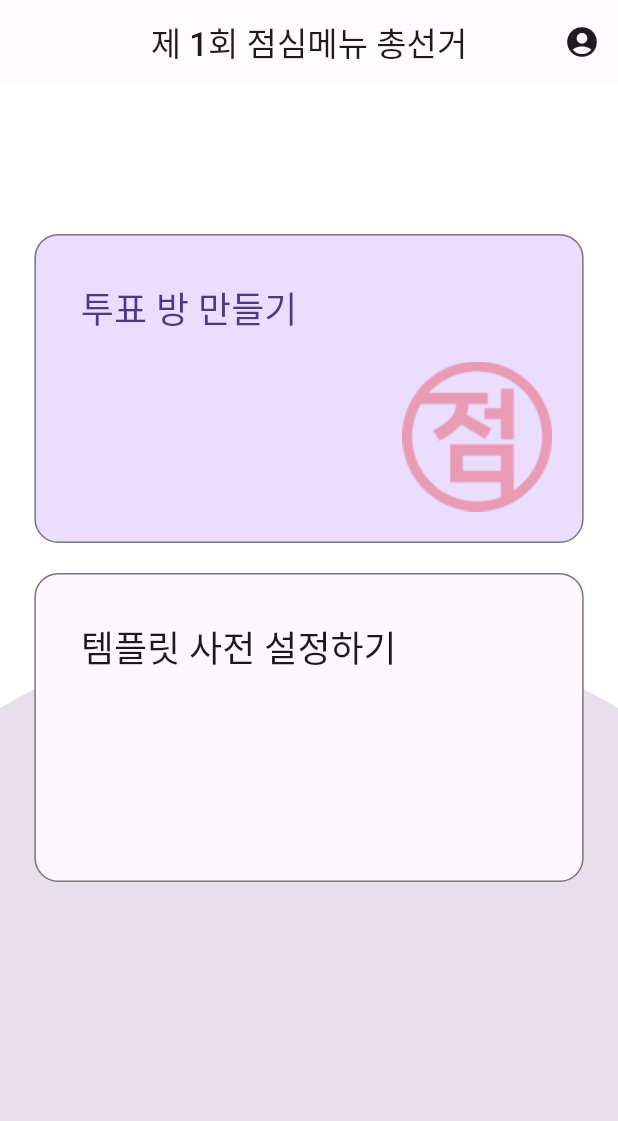
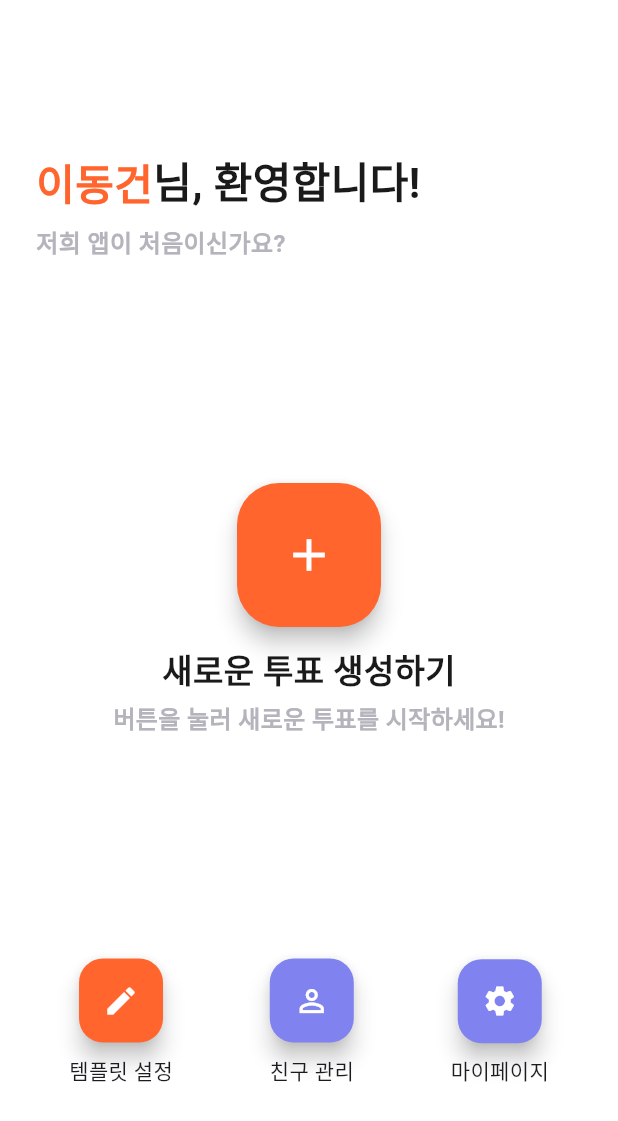
Before and after one commit to 1stLunchVote/1stLunchVote_Flutter_Release, a Flutter app: the HomeScreen screen opened directly, on a phone screen of 412 x 824 dp. Shown: the top 1121 px of the screen. Run offline on Flutter 3.47's test engine with Material 2 defaults, Android fonts, the phone set to English and light mode, and no system bars; our stand-ins replace awesome_dialog, cached_network_image, dio, drop_shadow, firebase_core, firebase_messaging and 8 more; missing offline and left inert: dart:ffi, kakao_flutter_sdk, kakao_flutter_sdk_common; accounts and stored records are empty; generated files the repository leaves out were written again; Roboto replaces fonts that are missing (NanumSquareNeo).

Commit message:
[Refactor] 홈화면 변경

```diff
--- a/lib/main.dart
+++ b/lib/main.dart
@@ -47,11 +47,6 @@ Future<void> main() async {
 
   print("FCM Token : $token");
 
-  SystemChrome.setSystemUIOverlayStyle(const SystemUiOverlayStyle(
-      statusBarBrightness: Brightness.light,
-      statusBarIconBrightness: Brightness.dark,
-      statusBarColor: mainBackgroundColor
-  ));
 
   runApp(ChangeNotifierProvider(
     create: (context) => GroupIdNotifier(),
@@ -93,29 +88,20 @@ class _MyAppState extends State<MyApp> {
 
   @override
   Widget build(BuildContext context) {
-    return ChangeNotifierProvider(
-      create: (context) => GroupIdNotifier(),
-      child: MaterialApp(
+    return MaterialApp(
         debugShowCheckedModeBanner: false,
         title: "제 1회 점심메뉴 총선거",
         theme: ThemeData(
           useMaterial3: true,
           fontFamily: 'NanumSquareNeo',
-            textTheme: Theme.of(context).textTheme.apply(
-              bodyColor: textLightMain,
-              displayColor: textLightSecondary
-            ),
           scaffoldBackgroundColor: backgroundLight1,
         ),
         darkTheme: ThemeData(
             useMaterial3: true,
             fontFamily: 'NanumSquareNeo',
-              textTheme: Theme.of(context).textTheme.apply(
-                  bodyColor: textDarkMain,
-                  displayColor: textDarkSecondary,
+            scaffoldBackgroundColor: backgroundDark1,
         ),
-              scaffoldBackgroundColor: backgroundDark1),
-          home: _autoLogin == true ? const HomeScreen() : const LoginScreen()),
-    );
+        home: _autoLogin == true ? const HomeScreen() : const LoginScreen());
   }
+
 }
--- a/lib/view/screen/home_screen.dart
+++ b/lib/view/screen/home_screen.dart
@@ -1,6 +1,8 @@
 import 'package:firebase_core/firebase_core.dart';
 import 'package:firebase_messaging/firebase_messaging.dart';
+import 'package:flutter/cupertino.dart';
 import 'package:flutter/material.dart';
+import 'package:flutter/services.dart';
 import 'package:flutter_local_notifications/flutter_local_notifications.dart';
 import 'package:flutter_svg/flutter_svg.dart';
 import 'package:flutter_screenutil/flutter_screenutil.dart';
@@ -103,169 +105,266 @@ class _HomeScreenState extends State<HomeScreen> {
 
   @override
   Widget build(BuildContext context) {
+    SystemChrome.setSystemUIOverlayStyle(SystemUiOverlayStyle(
+        statusBarColor: Theme.of(context).scaffoldBackgroundColor,
+        statusBarIconBrightness: Brightness.dark
+      )
+    );
     ScreenUtil.init(context, designSize: const Size(360, 800));
-    return Consumer<GroupIdNotifier>(
-        builder: (BuildContext newContext, notifier, _) {
     return Scaffold(
-        appBar: BasicAppbar(
-          backVisible: false,
-          appbarTitle: '제 1회 점심메뉴 총선거',
-          isTitleCenter: true,
-          context: context,
-          trailingList: [
-            IconButton(
-                icon: Icon(
-                  Icons.account_circle,
-                  color: Theme.of(context).colorScheme.onSurface,
+      body: SafeArea(
+        child: Padding(
+          padding: const EdgeInsets.symmetric(vertical: 100, horizontal: 24),
+          child: Column(
+            mainAxisAlignment: MainAxisAlignment.spaceBetween,
+            children: [
+              Column(
+                mainAxisSize: MainAxisSize.max,
+                mainAxisAlignment: MainAxisAlignment.start,
+                children: [
+                  Row(
+                    children: const [
+                      Text("이동건", style: TextStyle(
+                          fontSize: 28,
+                          color: primary1,
+                          fontWeight: FontWeight.w800
                         ),
-                onPressed: () {
-                  Navigator.of(context).push(MaterialPageRoute(
-                      builder: (context) => const ProfileScreen()));
-                })
+                      ),
+                      Text("님, 환영합니다!", style: TextStyle(
+                          fontSize: 28,
+                          color: textLightMain,
+                          fontWeight: FontWeight.w700
+                      ),)
                     ],
                   ),
-        body: SafeArea(
-          child: SizedBox(
-            height: MediaQuery.of(context).size.height,
-            child: Stack(
+                  const SizedBox(height: 8),
+                  Row(
+                    children: const [
+                      Text("저희 앱이 처음이신가요?", style: TextStyle(
+                        fontSize: 16,
+                        color: textLightHint,
+                        fontWeight: FontWeight.bold
+                        )
+                      ),
+                    ],
+                  ),
+                ],
+              ),
+
+              Column(
+                mainAxisSize: MainAxisSize.max,
+                mainAxisAlignment: MainAxisAlignment.center,
                 children: [
-                Align(
-                  alignment: FractionalOffset.bottomCenter,
-                  child: ClipPath(
-                    clipper: CustomClipPath(),
-                    child: Container(
-                      width: 360.w,
-                      height: 400.h,
-                      color: Theme.of(context).colorScheme.surfaceVariant,
+                  FloatingActionButton.large(
+                    backgroundColor: primary1,
+                    onPressed: () {
+                      Navigator.of(context).push(
+                        MaterialPageRoute(builder: (context) => GroupScreen(isLeader: true, groupId: ""))
+                      );
+                    },
+                    child: Icon(Icons.add, color: Theme.of(context).scaffoldBackgroundColor),
                   ),
+                  const SizedBox(height: 12),
+                  const Text('새로운 투표 생성하기', style: TextStyle(
+                    fontSize: 22,
+                    color: textLightMain,
+                    fontWeight: FontWeight.bold)
                   ),
+                  const SizedBox(height: 4),
+                  const Text('버튼을 눌러 새로운 투표를 시작하세요!', style: TextStyle(
+                      fontSize: 16,
+                      color: textLightHint,
+                      fontWeight: FontWeight.bold)
                   ),
-                Center(
-                  child: Column(
-                    children: [
-                      const SizedBox(
-                        height: 100,
-                      ),
-                      Container(
-                        height: 200.h,
-                        width: 320.w,
-                        decoration: BoxDecoration(
-                            color:
-                                Theme.of(context).colorScheme.primaryContainer,
-                            borderRadius: BorderRadius.circular(16), //모서리를 둥글게
-                            border: Border.all(
-                                width: 1,
-                                color: Theme.of(context).colorScheme.outline)),
-                        child: Stack(
-                          children: [
-                            Padding(
-                              padding: const EdgeInsets.fromLTRB(30, 30, 30, 0),
-                              child: Text('투표 방 만들기',
-                                  style: Theme.of(context)
-                                      .textTheme
-                                      .headlineSmall
-                                      ?.copyWith(
-                                          color: Theme.of(context)
-                                              .colorScheme
-                                              .onPrimaryContainer)),
+                ],
               ),
               Padding(
-                              padding: const EdgeInsets.fromLTRB(0, 0, 20, 20),
-                              child: Align(
-                                  alignment: Alignment.bottomRight,
-                                  child: Image.asset(
-                                      'assets/images/ic_lunch_vote.png')),
+                padding: const EdgeInsets.symmetric(horizontal: 22),
+                child: Row(
+                  mainAxisSize: MainAxisSize.max,
+                  mainAxisAlignment: MainAxisAlignment.spaceBetween,
+                  children: [
+                    Column(
+                      children: [
+                        FloatingActionButton(onPressed: (){
+                          Navigator.of(context).push(MaterialPageRoute(
+                              builder: (context) => TemplateScreen()));},
+                          backgroundColor: primary1,
+                          child: Icon(Icons.mode_edit, color: Theme.of(context).scaffoldBackgroundColor),
                         ),
-                            Positioned.fill(
-                                child: Material(
-                              color: Colors.transparent,
-                              child: InkWell(
-                                borderRadius: BorderRadius.circular(16),
-                                onTap: () {
-                                  Navigator.of(context).push(MaterialPageRoute(
-                                      builder: (context) => GroupScreen(
-                                            isLeader: true,
-                                            groupId: "",
-                                          )));
-                                },
-                              ),
-                            ))
+                        const SizedBox(height: 8),
+                        const Text('템플릿 설정', style: TextStyle(
+                          fontSize: 14),
+                        )
                       ],
                     ),
+                    Column(
+                      children: [
+                        FloatingActionButton(onPressed: (){},
+                          backgroundColor: secondary1,
+                          child: Icon(Icons.person_outline, color: Theme.of(context).scaffoldBackgroundColor,),
                         ),
-                      const SizedBox(
-                        height: 20,
-                      ),
-                      Container(
-                        height: 200.h,
-                        width: 320.w,
-                        decoration: BoxDecoration(
-                            color: Theme.of(context).colorScheme.background,
-                            borderRadius: BorderRadius.circular(16), //모서리를 둥글게
-                            border: Border.all(
-                                width: 1,
-                                color: Theme.of(context).colorScheme.outline)),
-                        child: Stack(
-                          children: [
-                            Padding(
-                              padding: const EdgeInsets.fromLTRB(30, 30, 30, 0),
-                              child: Text('템플릿 사전 설정하기',
-                                  style: Theme.of(context)
-                                      .textTheme
-                                      .headlineSmall),
-                            ),
-                            Positioned.fill(
-                                child: Material(
-                              color: Colors.transparent,
-                              child: InkWell(
-                                borderRadius: BorderRadius.circular(16),
-                                onTap: () {
-                                  Navigator.of(context).push(MaterialPageRoute(
-                                      builder: (context) => TemplateScreen()));
-                                },
-                              ),
-                            ))
+                        const SizedBox(height: 8),
+                        const Text('친구 관리', style: TextStyle(
+                            fontSize: 14),
+                        )
                       ],
                     ),
+                    Column(
+                      children: [
+                        FloatingActionButton(onPressed: (){},
+                          backgroundColor: secondary1,
+                          child: Icon(Icons.settings, color: Theme.of(context).scaffoldBackgroundColor),
+                        ),
+                        const SizedBox(height: 8),
+                        const Text('마이페이지', style: TextStyle(
+                            fontSize: 14),
+                        )
+                      ],
                     ),
                   ],
+
                 ),
               )
             ],
           ),
-          ),
-        ),
-        floatingActionButton: Visibility(
-            visible: context.watch<GroupIdNotifier>().groupId.isNotEmpty,
-            child: Padding(
-                padding: const EdgeInsets.only(bottom: 50),
-                child: ElevatedButton(
-                  onPressed: () async {
-                    // Todo : groupId 보내기
-                    String groupId = context.read<GroupIdNotifier>().groupId;
-                    var res = await _controller.joinGroup(groupId);
-                    context.read<GroupIdNotifier>().clearIndex();
-                    if (res == true) {
-                      Navigator.of(context).push(MaterialPageRoute(
-                          builder: (context) => GroupScreen(
-                                isLeader: false,
-                                groupId: groupId,
-                              )));
-                    }
-                  },
-                  child: Padding(
-                    padding: const EdgeInsets.fromLTRB(12, 8, 12, 8),
-                    child: Text(
-                      "초대된 그룹 화면으로 넘어가기",
-                      style: Theme.of(context)
-                          .textTheme
-                          .labelMedium
-                          ?.copyWith(fontWeight: FontWeight.bold, fontSize: 16),
-                    ),
-                  ),
-                ))),
-        floatingActionButtonLocation: FloatingActionButtonLocation.centerDocked,
+        )
+      //   child: Stack(
+      //     children: [
+      //       Align(
+      //         alignment: FractionalOffset.bottomCenter,
+      //         child: ClipPath(
+      //           clipper: CustomClipPath(),
+      //           child: Container(
+      //             width: 360.w,
+      //             height: 400.h,
+      //             color: Theme.of(context).colorScheme.surfaceVariant,
+      //           ),
+      //         ),
+      //       ),
+      //       Center(
+      //         child: Column(
+      //           children: [
+      //             const SizedBox(
+      //               height: 100,
+      //             ),
+      //             Container(
+      //               height: 200.h,
+      //               width: 320.w,
+      //               decoration: BoxDecoration(
+      //                   color: Theme.of(context).colorScheme.primaryContainer,
+      //                   borderRadius: BorderRadius.circular(16), //모서리를 둥글게
+      //                   border: Border.all(
+      //                       width: 1,
+      //                       color: Theme.of(context).colorScheme.outline)),
+      //               child: Stack(
+      //                 children: [
+      //                   Padding(
+      //                     padding: const EdgeInsets.fromLTRB(30, 30, 30, 0),
+      //                     child: Text('투표 방 만들기',
+      //                         style: Theme.of(context)
+      //                             .textTheme
+      //                             .headlineSmall
+      //                             ?.copyWith(
+      //                                 color: Theme.of(context)
+      //                                     .colorScheme
+      //                                     .onPrimaryContainer)),
+      //                   ),
+      //                   Padding(
+      //                     padding: const EdgeInsets.fromLTRB(0, 0, 20, 20),
+      //                     child: Align(
+      //                         alignment: Alignment.bottomRight,
+      //                         child: Image.asset(
+      //                             'assets/images/ic_lunch_vote.png')),
+      //                   ),
+      //                   Positioned.fill(
+      //                       child: Material(
+      //                     color: Colors.transparent,
+      //                     child: InkWell(
+      //                       borderRadius: BorderRadius.circular(16),
+      //                       onTap: () {
+      //                         Navigator.of(context).push(MaterialPageRoute(
+      //                             builder: (context) => GroupScreen(
+      //                                   isLeader: true,
+      //                                   groupId: "",
+      //                                 )));
+      //                       },
+      //                     ),
+      //                   ))
+      //                 ],
+      //               ),
+      //             ),
+      //             const SizedBox(
+      //               height: 20,
+      //             ),
+      //             Container(
+      //               height: 200.h,
+      //               width: 320.w,
+      //               decoration: BoxDecoration(
+      //                   color: Theme.of(context).colorScheme.background,
+      //                   borderRadius: BorderRadius.circular(16), //모서리를 둥글게
+      //                   border: Border.all(
+      //                       width: 1,
+      //                       color: Theme.of(context).colorScheme.outline)),
+      //               child: Stack(
+      //                 children: [
+      //                   Padding(
+      //                     padding: const EdgeInsets.fromLTRB(30, 30, 30, 0),
+      //                     child: Text('템플릿 사전 설정하기',
+      //                         style:
+      //                             Theme.of(context).textTheme.headlineSmall),
+      //                   ),
+      //                   Positioned.fill(
+      //                       child: Material(
+      //                     color: Colors.transparent,
+      //                     child: InkWell(
+      //                       borderRadius: BorderRadius.circular(16),
+      //                       onTap: () {
+      //                         Navigator.of(context).push(MaterialPageRoute(
+      //                             builder: (context) => TemplateScreen()));
+      //                       },
+      //                     ),
+      //                   ))
+      //                 ],
+      //               ),
+      //             ),
+      //           ],
+      //         ),
+      //       )
+      //     ],
+      //   ),
+      // ),
+      // floatingActionButton: Visibility(
+      //     visible: context.watch<GroupIdNotifier>().groupId.isNotEmpty,
+      //     child: Padding(
+      //         padding: const EdgeInsets.only(bottom: 50),
+      //         child: ElevatedButton(
+      //           onPressed: () async {
+      //             // Todo : groupId 보내기
+      //             String groupId = context.read<GroupIdNotifier>().groupId;
+      //             var res = await _controller.joinGroup(groupId);
+      //             context.read<GroupIdNotifier>().clearIndex();
+      //             if (res == true) {
+      //               Navigator.of(context).push(MaterialPageRoute(
+      //                   builder: (context) => GroupScreen(
+      //                         isLeader: false,
+      //                         groupId: groupId,
+      //                       )));
+      //             }
+      //           },
+      //           child: Padding(
+      //             padding: const EdgeInsets.fromLTRB(12, 8, 12, 8),
+      //             child: Text(
+      //               "초대된 그룹 화면으로 넘어가기",
+      //               style: Theme.of(context)
+      //                   .textTheme
+      //                   .labelMedium
+      //                   ?.copyWith(fontWeight: FontWeight.bold, fontSize: 16),
+      //             ),
+      //           ),
+      //         ))),
+      // floatingActionButtonLocation: FloatingActionButtonLocation.centerDocked,
+      )
     );
-    });
   }
 }
--- a/lib/view/screen/login_screen.dart
+++ b/lib/view/screen/login_screen.dart
@@ -42,6 +42,12 @@ class _LoginScreenState extends State<LoginScreen> {
 
   @override
   Widget build(BuildContext context) {
+    SystemChrome.setSystemUIOverlayStyle(SystemUiOverlayStyle(
+        statusBarColor: Theme.of(context).scaffoldBackgroundColor,
+        // Android Status Bar Color
+        statusBarIconBrightness: Brightness.dark
+      )
+    );
     ScreenUtil.init(context, designSize: const Size(360, 800));
     return Scaffold(
       backgroundColor: mainBackgroundColor,
--- a/lib/view/widget/appbar_widget.dart
+++ b/lib/view/widget/appbar_widget.dart
@@ -45,12 +45,12 @@ class BasicAppbar extends AppBar {
   @override
   Color? get backgroundColor => mainBackgroundColor;
 
-  @override
-  SystemUiOverlayStyle? get systemOverlayStyle => const SystemUiOverlayStyle(
-      statusBarBrightness: Brightness.light,
-      statusBarIconBrightness: Brightness.dark,
-      statusBarColor: mainBackgroundColor
-  );
+  // @override
+  // SystemUiOverlayStyle? get systemOverlayStyle => const SystemUiOverlayStyle(
+  //     statusBarBrightness: Brightness.light,
+  //     statusBarIconBrightness: Brightness.dark,
+  //     statusBarColor: mainBackgroundColor
+  // );
 
   @override
   List<Widget>? get actions => trailingList;
```
Lines whose indentation alone changed are shown as unchanged.
